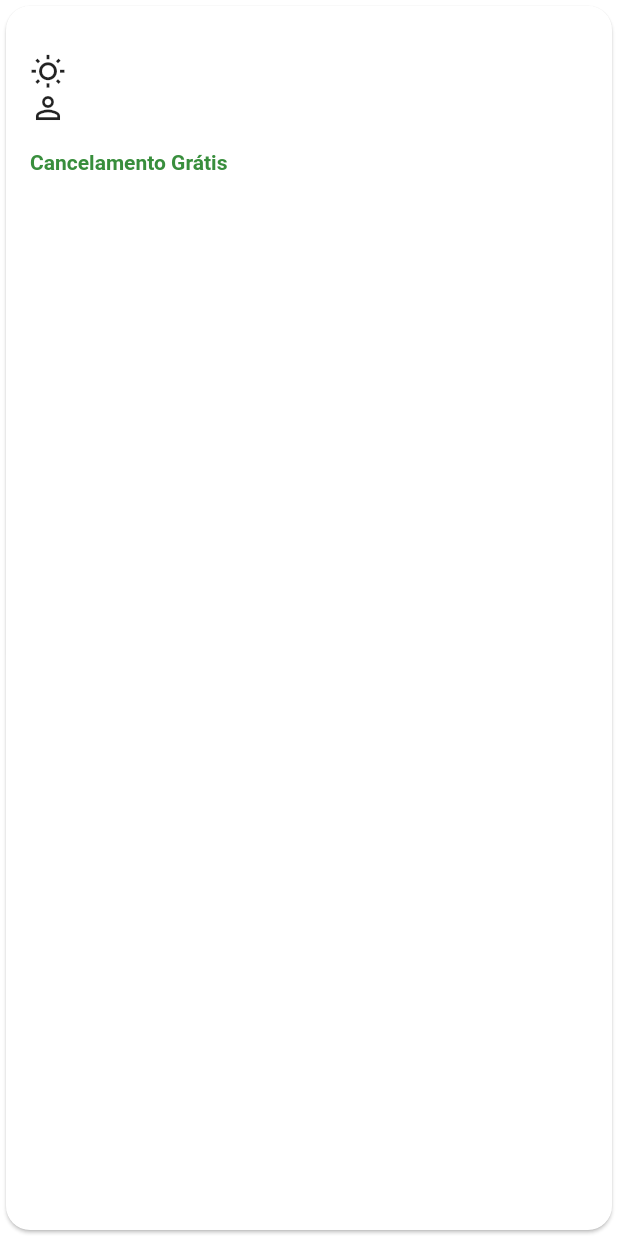
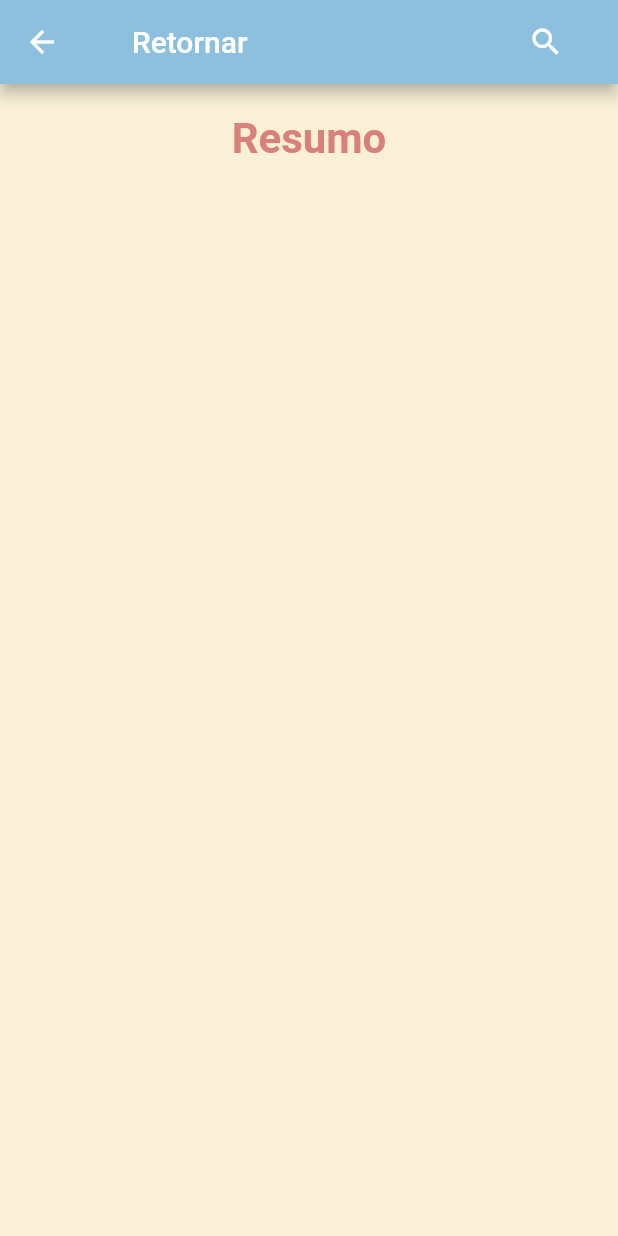
Before and after one commit to Maahrcy/study_app, a Flutter app: the Quimica screen opened directly, after a tap on "Resumo", on a phone screen of 412 x 824 dp. Run offline on Flutter 3.47's test engine with Material 2 defaults, Android fonts, the phone set to English and light mode, and no system bars; our stand-ins replace google_fonts; missing offline and left inert: dart:html; Roboto replaces fonts that are missing (Sriracha).

Commit message:
Modificações

```diff
--- a/lib/data/BD.dart
+++ b/lib/data/BD.dart
@@ -9,5 +9,9 @@ class BD {
         titulo: "Olha só", text: '123456789'),
   ];
 
-  final Tema tema = Tema(numtema: 1, textcolor1: Colors.white, textcolor2: Color(0xffd9807c), textcolor3: Colors.black);
+  static Tema tema = Tema(numtema: 1, textcolor1: Colors.white, textcolor2: Color(0xffd9807c), textcolor3: Colors.black);
+
+  static getTema(){
+    return tema;
 }
+}
--- a/lib/main.dart
+++ b/lib/main.dart
@@ -1,6 +1,7 @@
 import 'package:study_app/home_page/home.dart';
 import 'package:flutter/material.dart';
 import 'package:study_app/login_page/login.dart';
+import 'package:study_app/resume_page/quimica.dart';
 
 void main() {
   runApp(
--- a/lib/resume_page/quimica.dart
+++ b/lib/resume_page/quimica.dart
@@ -5,6 +5,7 @@ import 'package:google_fonts/google_fonts.dart';
 import 'package:study_app/resume_page/exercise.dart';
 import 'package:study_app/resume_page/mindmap.dart';
 import 'package:study_app/resume_page/desc_pag.dart';
+import 'package:study_app/resume_page/resume.dart';
 import 'package:study_app/resume_page/resume_widget.dart';
 
 class Quimica extends StatefulWidget{
@@ -81,7 +82,7 @@ class _Quimica extends State<Quimica>{
               context,
               MaterialPageRoute(
                 builder: (context) {
-                  return ResumeWidget();
+                  return Resume();
                 },
               ),
             );
--- /dev/null
+++ b/lib/resume_page/resume.dart
@@ -0,0 +1,64 @@
+import 'package:flutter/cupertino.dart';
+import 'package:flutter/material.dart';
+import 'package:google_fonts/google_fonts.dart';
+
+class Resume extends StatefulWidget {
+  const Resume({Key? key}) : super(key: key);
+
+  @override
+  State<Resume> createState() => _ResumeState();
+}
+
+class _ResumeState extends State<Resume> {
+  Widget build(BuildContext context) {
+    return Scaffold(
+      backgroundColor: Color(0xFFFAF0D7),
+      appBar: AppBar(
+          title: Row(
+            mainAxisAlignment: MainAxisAlignment.spaceBetween,
+            children: [
+              Row(
+                children: [
+                  const Padding(
+                    padding: EdgeInsets.all(8.0),
+                  ),
+                  lusBody('Retornar'),
+                ],
+              ),
+              TextButton(onPressed: (){},
+                child: Icon(Icons.search,
+                    color: Colors.white),
+              ),
+            ],
+          ),
+          backgroundColor: Color(0xFF8CC0DE)
+      ),
+      body: buildBody(),
+    );
+  }
+
+  lusBody(String materia){
+    return Text(materia,
+      style: const TextStyle(
+        fontSize: 20,
+        color: Colors.white,
+      ),
+    );
+  }
+
+  buildBody() {
+    return ListView(
+      children: [
+        const SizedBox(height: 20,),
+        Text('Resumo',
+          style: GoogleFonts.sriracha(
+            fontSize: 28,
+            color: const Color(0xffd9807c),
+            fontWeight: FontWeight.bold,
+          ),
+          textAlign: TextAlign.center,
+        ),
+      ],
+    );
+  }
+}
--- a/lib/resume_page/resume_widget.dart
+++ b/lib/resume_page/resume_widget.dart
@@ -2,9 +2,12 @@ import 'package:flutter/cupertino.dart';
 import 'package:flutter/material.dart';
 import 'package:study_app/resume_page/detalhes_grid.dart';
 
+import '../domain/resumo.dart';
+
 class ResumeWidget extends StatefulWidget {
-  const ResumeWidget({Key? key}) : super(key: key);
+  const ResumeWidget({Key? key, required this.resume}) : super(key: key);
 
+  final Resumo resume;
   @override
   State<ResumeWidget> createState() => _ResumeWidgetState();
 }
@@ -19,7 +22,7 @@ class _ResumeWidgetState extends State<ResumeWidget> {
           MaterialPageRoute(
             builder: (context) {
               return DetalhesGrid(
-                //pacoteTuristico: widget.pacoteTuristico,
+                resume: widget.resume,
               );
             },
           ),
@@ -36,16 +39,16 @@ class _ResumeWidgetState extends State<ResumeWidget> {
               child: Column(
                 crossAxisAlignment: CrossAxisAlignment.start,
                 children: [
-                  /*FittedBox(
+                  FittedBox(
                     fit: BoxFit.fill,
                     child: Text(
-                     widget.pacoteTuristico.titulo,
+                     widget.resume.titulo,
                       style: const TextStyle(
                         fontSize: 21,
                         fontWeight: FontWeight.bold,
                       ),
                     ),
-                  ),*/
+                  ),
                   const SizedBox(height: 8),
                   //Text(widget.pacoteTuristico.transporte),
                   const SizedBox(height: 8),
--- a/pubspec.yaml
+++ b/pubspec.yaml
@@ -34,6 +34,7 @@ dependencies:
   # The following adds the Cupertino Icons font to your application.
   # Use with the CupertinoIcons class for iOS style icons.
   cupertino_icons: ^1.0.2
+  google_fonts: ^3.0.1
 
 dev_dependencies:
   flutter_test:
```
Also changed, not shown: lib/resume_page/detalhes_grid.dart (+23 -2 lines).
